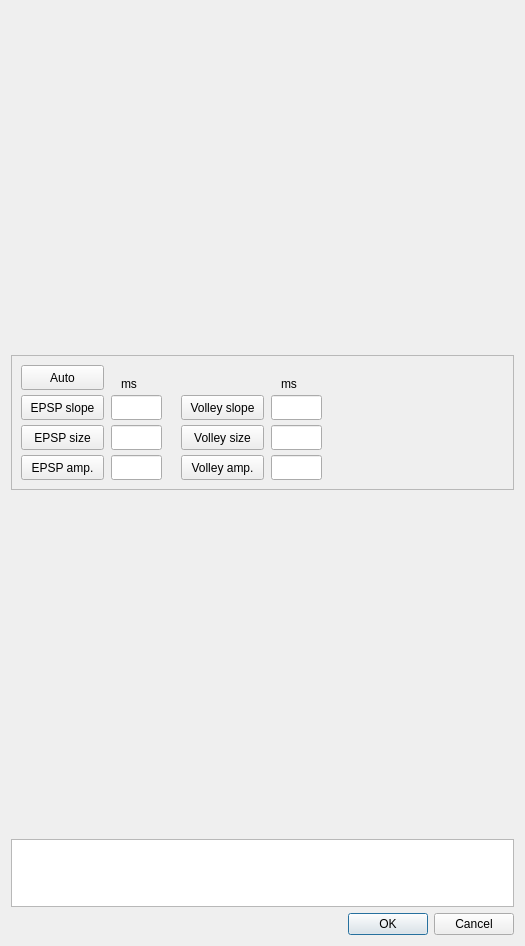
The window that QtDesigner/bwmeasure.ui (matoloa/brainwash) describes before a commit, drawn with Qt 5.
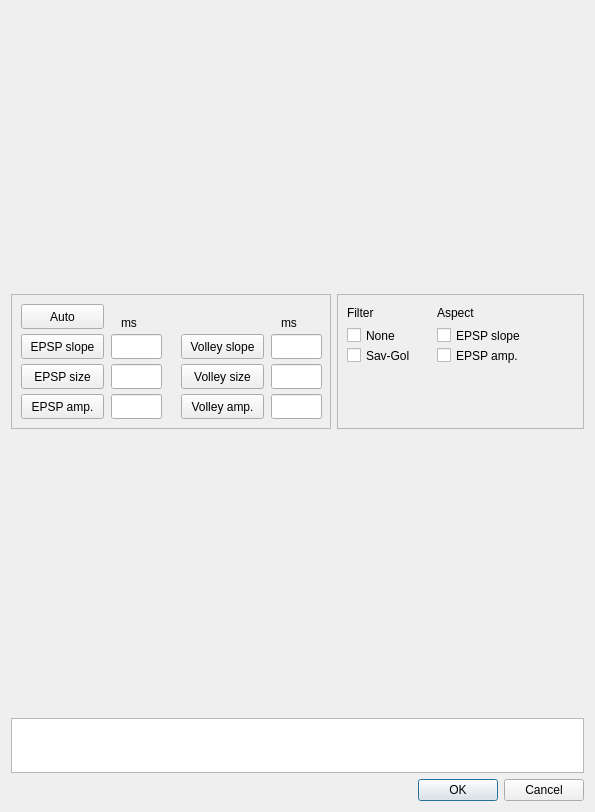
The same window after the commit.

Commit message: WIP: checkboxes click, states persisted.

Diff of the .ui file:
```diff
--- a/QtDesigner/bwmeasure.ui
+++ b/QtDesigner/bwmeasure.ui
@@ -6,8 +6,8 @@
    <rect>
     <x>0</x>
     <y>0</y>
-    <width>525</width>
-    <height>946</height>
+    <width>595</width>
+    <height>812</height>
    </rect>
   </property>
   <property name="sizePolicy">
@@ -27,7 +27,7 @@
   </property>
   <layout class="QGridLayout" name="gridLayout">
    <item row="0" column="0">
-    <layout class="QVBoxLayout" name="measure_verticalLayout" stretch="5,0,5,1,0">
+    <layout class="QVBoxLayout" name="measure_verticalLayout" stretch="5,1,5,1,0">
      <property name="sizeConstraint">
       <enum>QLayout::SetNoConstraint</enum>
      </property>
@@ -42,22 +42,24 @@
       </widget>
      </item>
      <item>
-      <widget class="QFrame" name="measure_toolbox">
+      <layout class="QHBoxLayout" name="horizontalLayout">
+       <item>
+        <widget class="QFrame" name="frame_measure_toolbox">
        <property name="sizePolicy">
-        <sizepolicy hsizetype="Preferred" vsizetype="Fixed">
+          <sizepolicy hsizetype="Fixed" vsizetype="Fixed">
          <horstretch>0</horstretch>
          <verstretch>0</verstretch>
         </sizepolicy>
        </property>
        <property name="minimumSize">
         <size>
-         <width>0</width>
+           <width>320</width>
          <height>135</height>
         </size>
        </property>
        <property name="maximumSize">
         <size>
-         <width>16777215</width>
+           <width>320</width>
          <height>135</height>
         </size>
        </property>
@@ -234,7 +236,7 @@
          </rect>
         </property>
        </widget>
-       <widget class="QPushButton" name="pushButtonAuto">
+         <widget class="QPushButton" name="pushButton_auto">
         <property name="geometry">
          <rect>
           <x>10</x>
@@ -248,6 +250,96 @@
         </property>
        </widget>
       </widget>
+       </item>
+       <item>
+        <widget class="QFrame" name="frame_measure_view">
+         <property name="frameShape">
+          <enum>QFrame::StyledPanel</enum>
+         </property>
+         <property name="frameShadow">
+          <enum>QFrame::Raised</enum>
+         </property>
+         <widget class="QCheckBox" name="checkBox_filter_none">
+          <property name="geometry">
+           <rect>
+            <x>10</x>
+            <y>30</y>
+            <width>90</width>
+            <height>23</height>
+           </rect>
+          </property>
+          <property name="text">
+           <string>None</string>
+          </property>
+         </widget>
+         <widget class="QCheckBox" name="checkBox_aspect_EPSP_amp">
+          <property name="geometry">
+           <rect>
+            <x>100</x>
+            <y>50</y>
+            <width>90</width>
+            <height>23</height>
+           </rect>
+          </property>
+          <property name="text">
+           <string>EPSP amp.</string>
+          </property>
+         </widget>
+         <widget class="QCheckBox" name="checkBox_aspect_EPSP_slope">
+          <property name="geometry">
+           <rect>
+            <x>100</x>
+            <y>30</y>
+            <width>90</width>
+            <height>23</height>
+           </rect>
+          </property>
+          <property name="text">
+           <string>EPSP slope</string>
+          </property>
+         </widget>
+         <widget class="QLabel" name="label_filter">
+          <property name="geometry">
+           <rect>
+            <x>10</x>
+            <y>10</y>
+            <width>62</width>
+            <height>17</height>
+           </rect>
+          </property>
+          <property name="text">
+           <string>Filter</string>
+          </property>
+         </widget>
+         <widget class="QLabel" name="label_aspect">
+          <property name="geometry">
+           <rect>
+            <x>100</x>
+            <y>10</y>
+            <width>62</width>
+            <height>17</height>
+           </rect>
+          </property>
+          <property name="text">
+           <string>Aspect</string>
+          </property>
+         </widget>
+         <widget class="QCheckBox" name="checkBox_filter_savgol">
+          <property name="geometry">
+           <rect>
+            <x>10</x>
+            <y>50</y>
+            <width>90</width>
+            <height>23</height>
+           </rect>
+          </property>
+          <property name="text">
+           <string>Sav-Gol</string>
+          </property>
+         </widget>
+        </widget>
+       </item>
+      </layout>
      </item>
      <item>
       <widget class="QWidget" name="measure_graph_output" native="true"/>
```
Lines whose indentation alone changed are shown as unchanged. The commit also changes 2 other files.
